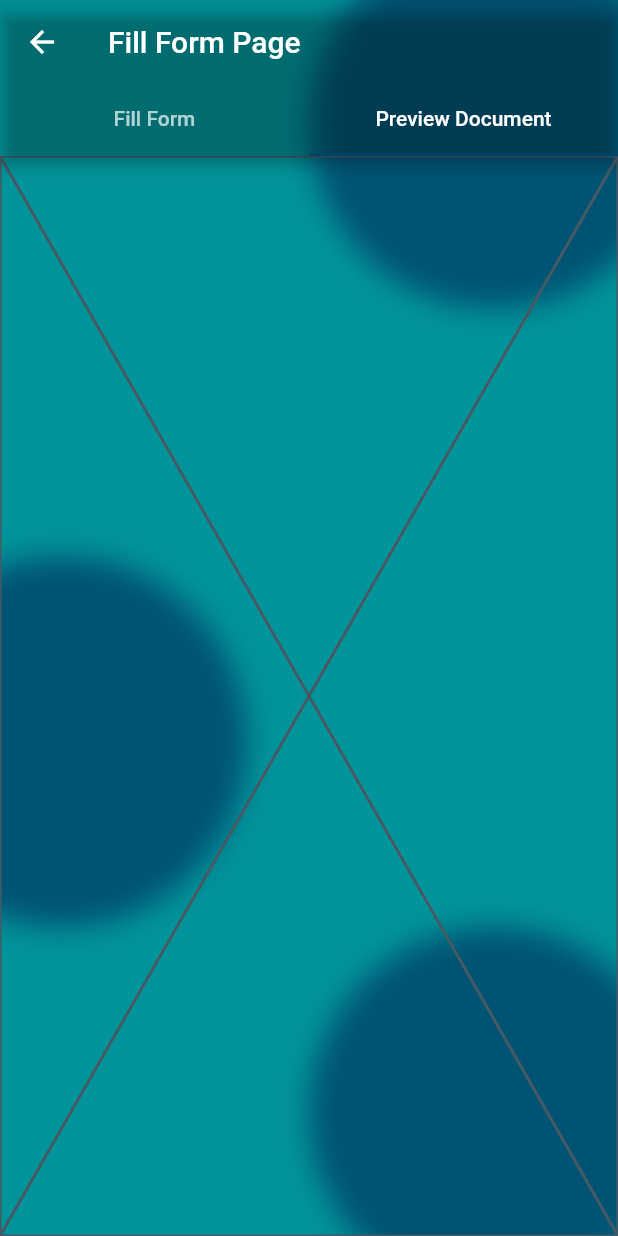
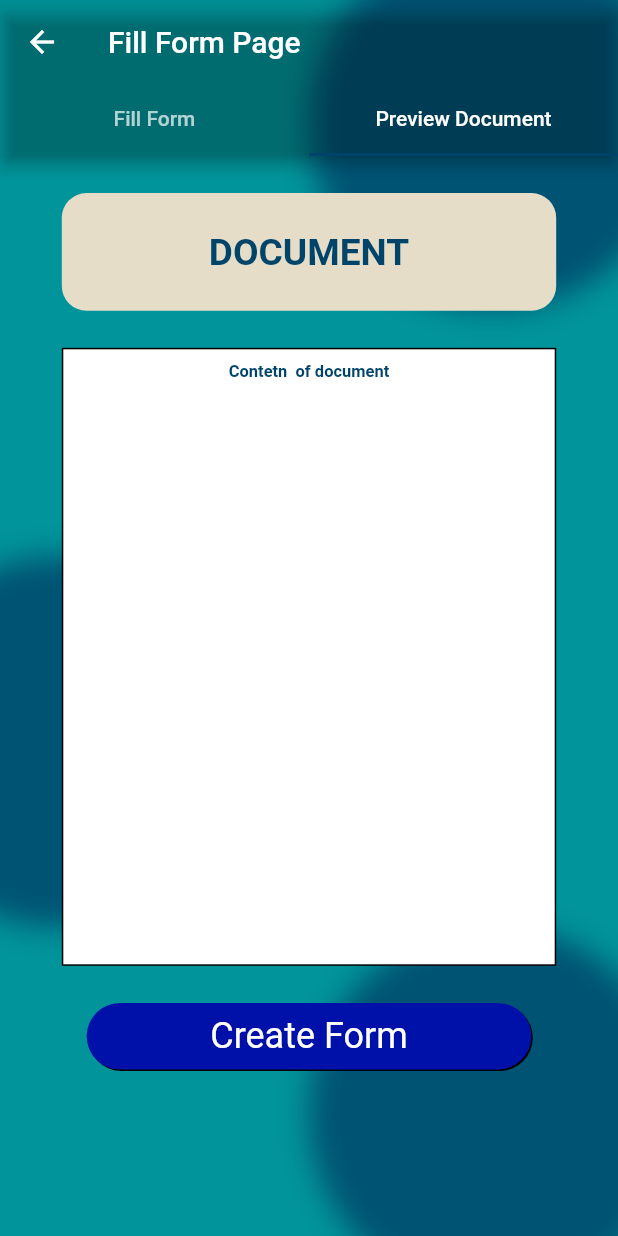
Before and after one commit to Lemmy01/InteligentForm, a Flutter app: the FillFormPage screen opened directly, tab 2 chosen, on a phone screen of 412 x 824 dp. Run offline on Flutter 3.47's test engine with Material 2 defaults, Android fonts, the light colour scheme and no system bars; our stand-ins replace bloc, cloud_firestore, dartz, device_preview, equatable, firebase_auth and 8 more; accounts and stored records are empty.

Commit message:
feat: updated repos for fill form

```diff
--- a/lib/core/constants/string_constants.dart
+++ b/lib/core/constants/string_constants.dart
@@ -28,6 +28,7 @@ class AppStringConstants {
   static const String section = 'Section';
 
   static const String scanDocs = 'Scan Docs';
+  static const String submit = 'Submit';
 }
 
 class AppBarStrings {
--- a/lib/features/fill_form/presentation/pages/fill_form_options_page.dart
+++ b/lib/features/fill_form/presentation/pages/fill_form_options_page.dart
@@ -21,6 +21,7 @@ class FillFormOptionsPage extends HookWidget {
     final urlController = useTextEditingController();
 
     return Scaffold(
+      backgroundColor: Colors.transparent,
       body: Center(
         child: SingleChildScrollView(
           child: Padding(
--- a/lib/features/fill_form/presentation/pages/preview_document_page.dart
+++ b/lib/features/fill_form/presentation/pages/preview_document_page.dart
@@ -1,11 +1,95 @@
-import 'package:flutter/src/widgets/framework.dart';
-import 'package:flutter/src/widgets/placeholder.dart';
+import 'package:flutter/material.dart';
+import 'package:inteligent_forms/core/constants/app_number_constants.dart';
+import 'package:inteligent_forms/core/constants/string_constants.dart';
+import 'package:inteligent_forms/core/shared_widgets/app_sized_boxes.dart';
+import 'package:sizer/sizer.dart';
+
+import '../../../../core/constants/font_constants.dart';
 
 class PreviewDocumentPage extends StatelessWidget {
-  const PreviewDocumentPage({super.key});
-
+  const PreviewDocumentPage({
+    super.key,
+    //required this.section
+  });
+  // final SectionWithField section;
+  //Todo: add section to constructor
   @override
   Widget build(BuildContext context) {
-    return const Placeholder();
+    return SingleChildScrollView(
+      child: Column(
+        children: [
+          AppSizedBoxes.kMediumBox(),
+          Row(
+            children: [
+              Expanded(
+                child: Container(
+                  padding: EdgeInsets.symmetric(horizontal: 3.w, vertical: 3.h),
+                  margin: EdgeInsets.symmetric(horizontal: 10.w),
+                  decoration: BoxDecoration(
+                    color: const Color(0xFFE5DDC8),
+                    borderRadius: BorderRadius.circular(
+                        AppNumberConstants.pageVerticalPadding),
+                  ),
+                  alignment: Alignment.center,
+                  child: Text(
+                    "DOCUMENT",
+                    style: Theme.of(context).textTheme.headlineSmall!.copyWith(
+                          fontSize: FontConstants.largeFontSize,
+                          color: const Color(0xFF00446A),
+                          fontWeight: FontWeight.bold,
+                        ),
+                  ),
+                ),
+              ),
+            ],
+          ),
+          AppSizedBoxes.kMediumBox(),
+          Container(
+            padding: EdgeInsets.symmetric(horizontal: 1.w, vertical: 1.h),
+            decoration: BoxDecoration(
+              color: Colors.white,
+              border: Border.all(color: Colors.black),
+            ),
+            height: 50.h,
+            width: 80.w,
+            child: Text(
+              "Contetn  of document",
+              textAlign: TextAlign.center,
+              style: Theme.of(context).textTheme.headlineSmall!.copyWith(
+                    fontSize: FontConstants.smallFontSize,
+                    color: const Color(0xFF00446A),
+                    fontWeight: FontWeight.bold,
+                  ),
+            ),
+          ),
+          AppSizedBoxes.kMediumBox(),
+          Center(
+            child: DecoratedBox(
+              decoration: BoxDecoration(
+                color: const Color(0xFF0011A9),
+                borderRadius: BorderRadius.circular(10.w),
+                boxShadow: const [
+                  BoxShadow(
+                    color: Colors.black,
+                    offset: Offset(1, 1),
+                  ),
+                ],
+              ),
+              child: Padding(
+                padding: EdgeInsets.symmetric(horizontal: 20.w, vertical: 1.h),
+                child: GestureDetector(
+                  child: Text(
+                    AppCreateFormString.createForm,
+                    style: Theme.of(context).textTheme.headlineSmall!.copyWith(
+                          color: Colors.white,
+                        ),
+                  ),
+                ),
+              ),
+            ),
+          ),
+        ],
+      ),
+    );
   }
 }
--- a/lib/features/forms/presentation/pages/forms_page/forms_page.dart
+++ b/lib/features/forms/presentation/pages/forms_page/forms_page.dart
@@ -9,6 +9,7 @@ class FormsPage extends StatelessWidget {
   @override
   Widget build(BuildContext context) {
     return Scaffold(
+      backgroundColor: Colors.transparent,
       floatingActionButton: FloatingActionButton(
         onPressed: () {
           Navigator.of(context).push(
--- a/lib/features/profile/presentation/pages/profile_page/profile_page.dart
+++ b/lib/features/profile/presentation/pages/profile_page/profile_page.dart
@@ -8,6 +8,7 @@ class ProfilePage extends StatelessWidget {
   @override
   Widget build(BuildContext context) {
     return Scaffold(
+      backgroundColor: Colors.transparent,
       appBar: AppBar(
         title: const Text('Profile'),
         actions: [
```
Also changed, not shown: lib/core/utils/functions.dart (added, +33 -0 lines), lib/features/fill_form/data/repositories/fill_form_repository_impl.dart (+42 -15 lines), lib/features/fill_form/domain/repositories/fill_form_repository.dart (+4 -13 lines), lib/features/fill_form/domain/usecases/fill_form_usecase.dart (added, +30 -0 lines), lib/features/fill_form/domain/usecases/get_fields_usecase.dart (deleted, +0 -18 lines), lib/features/fill_form/domain/usecases/get_form_uscase.dart (deleted, +0 -15 lines), lib/features/fill_form/domain/usecases/get_section_uscase.dart (deleted, +0 -15 lines), lib/features/fill_form/domain/usecases/submit_form_usecase.dart (deleted, +0 -21 lines).
